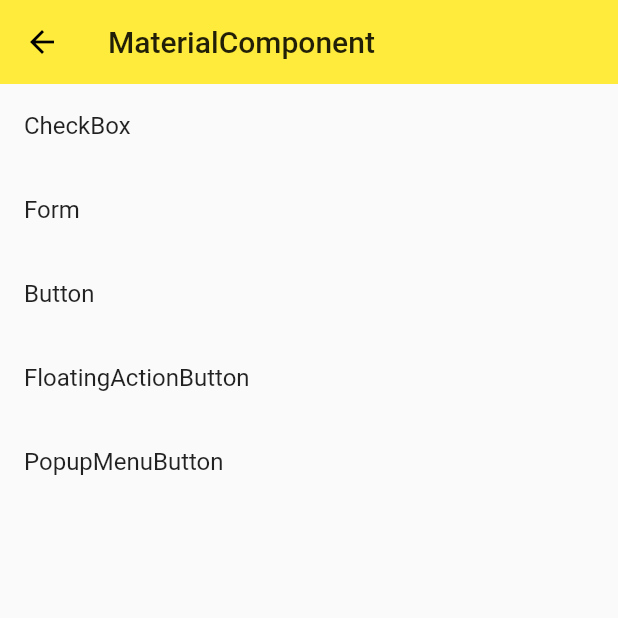
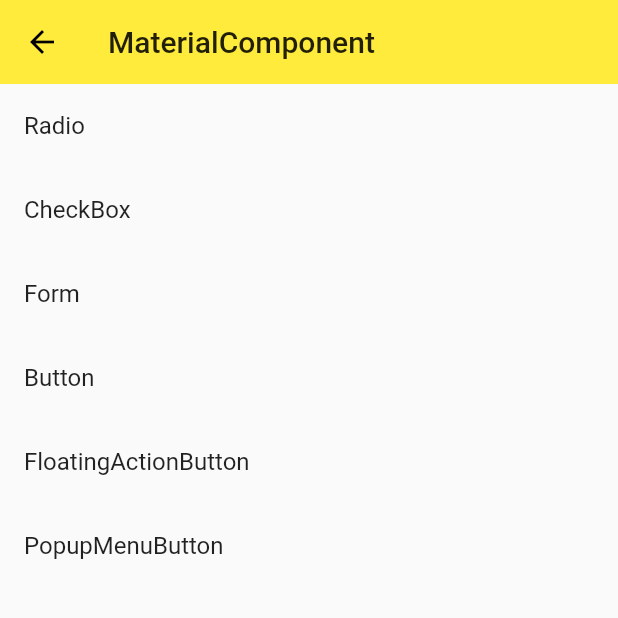
Before and after one commit to XYXiaoYuan/flutter_study, a Flutter app: the screen it shows after launch, after a tap on the "search" icon, on a phone screen of 412 x 824 dp, the top half of it. Run offline on Flutter 3.47's test engine with Material 2 defaults, Android fonts, the light colour scheme and no system bars; network calls fail.

Commit message:
Radio：单选按钮

```diff
--- a/flutter_study/lib/demo/material_components.dart
+++ b/flutter_study/lib/demo/material_components.dart
@@ -1,6 +1,7 @@
 
 import 'package:flutter/material.dart';
 import 'package:flutter_study/demo/popup_menu_button_demo.dart';
+import 'package:flutter_study/demo/radio_demo.dart';
 import 'package:flutter_study/demo/util/tab_navigator.dart';
 
 import 'button_demo.dart';
@@ -18,6 +19,7 @@ class MaterialComponent extends StatelessWidget {
       ),
       body: ListView(
         children: <Widget>[
+          ListItem(title: 'Radio', page: RadioDemo()),
           ListItem(title: 'CheckBox', page: CheckBoxDemo()),
           ListItem(title: 'Form', page: FormDemo()),
           ListItem(title: 'Button', page: ButtonDemo()),
--- a/flutter_study/lib/main.dart
+++ b/flutter_study/lib/main.dart
@@ -21,8 +21,6 @@ class MyApp extends StatelessWidget {
       initialRoute: '/',
       routes: {
         '/': (context) => Home(),
-        '/about': (context) => Page(title: 'About'),
-        '/mdc': (context) => MaterialComponent(),
       },
       theme: ThemeData(
         primaryColor: Colors.yellow,
@@ -45,8 +43,8 @@ class Home extends StatelessWidget {
           actions: <Widget>[
             _IconButton(
               icon: Icon(Icons.input),
-              tooltip: 'Input',
-              page: FormDemo()
+              tooltip: 'About',
+              page: Page(title: 'About')
             ),
             _IconButton(
               icon: Icon(Icons.search),
@@ -55,6 +53,18 @@ class Home extends StatelessWidget {
             ),
           ],
           elevation: 0.0,
+          bottom: TabBar(
+            unselectedLabelColor: Colors.black38,
+            indicatorColor: Colors.black54,
+            indicatorSize: TabBarIndicatorSize.label,
+            indicatorWeight: 1.0,
+            tabs: <Widget>[
+              Tab(icon: Icon(Icons.local_florist)),
+              Tab(icon: Icon(Icons.change_history)),
+              Tab(icon: Icon(Icons.directions_bike)),
+              Tab(icon: Icon(Icons.view_quilt)),
+            ],
+          ),
         ),
         backgroundColor: Colors.grey[100],
         body: TabBarView(children: <Widget>[
@@ -66,6 +76,15 @@ class Home extends StatelessWidget {
         drawer: DrawerDemo(),
         bottomNavigationBar: BottomNavigationBarDemo(),
       )
+    );
+  }
+}
+
+class _HomeTabBar extends StatelessWidget {
+  @override
+  Widget build(BuildContext context) {
+    return Container(
+
     );
   }
 }
```
Also changed, not shown: flutter_study/lib/demo/radio_demo.dart (added, +49 -0 lines).
